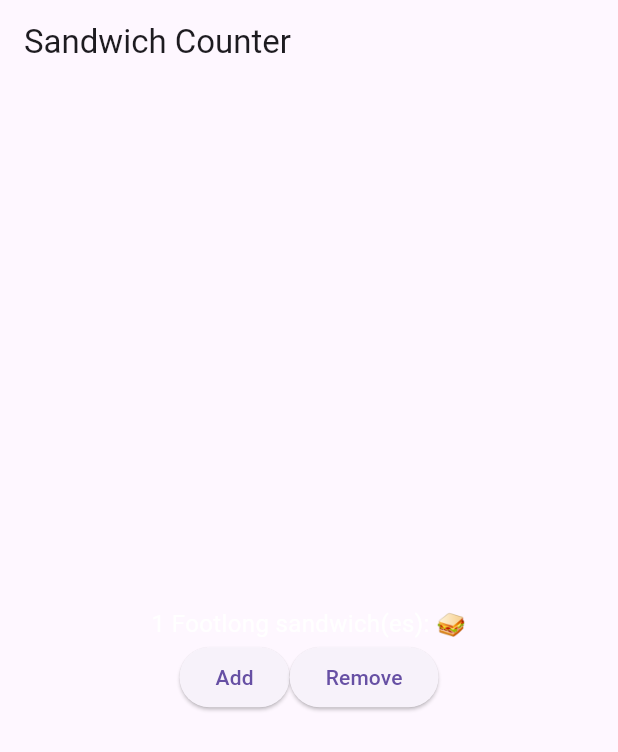
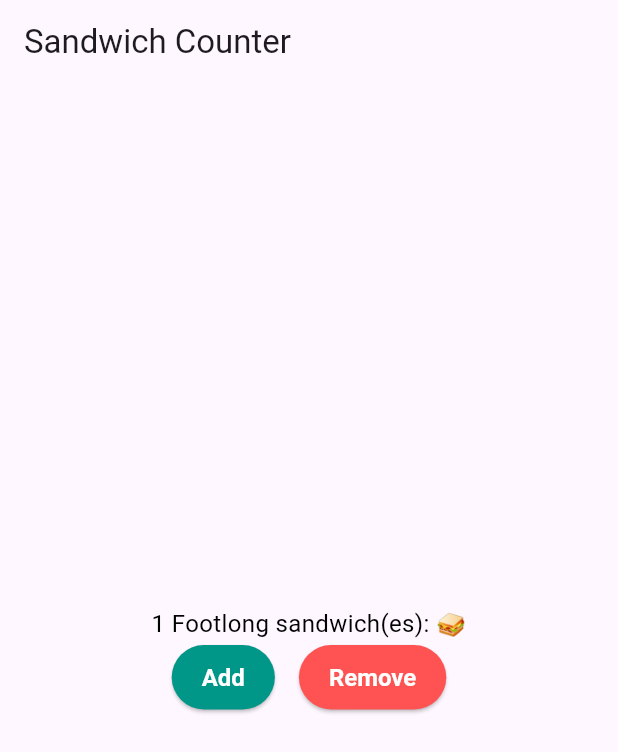
Before and after one commit to Marinos551/sandwich_shop1, a Flutter app: the screen it shows after launch, after a tap on "Add", on a phone screen of 412 x 824 dp. Shown: the top 752 px of the screen. Run offline on Flutter 3.47's test engine with Material 3 defaults, Android fonts, the phone set to English and light mode, and no system bars.

Commit message:
buttons and background colors

```diff
--- a/lib/main.dart
+++ b/lib/main.dart
@@ -50,7 +50,6 @@ class App extends StatelessWidget {
   );
 }
 
-
 class OrderScreen extends StatefulWidget {
   final int maxQuantity;
 
@@ -67,7 +66,11 @@ class _OrderScreenState extends State<OrderScreen> {
 
   void _increaseQuantity() {
     if (_quantity < widget.maxQuantity) {
-    setState(() => _quantity++);
+      setState(() {
+        _quantity++;
+        // Add this temporary line to see debugging in action
+        print('Current quantity: $_quantity');
+      });
     }
   }
 
@@ -96,10 +99,31 @@ void _decreaseQuantity() {
               children: [
                 ElevatedButton(
                   onPressed: _increaseQuantity,
+                  style: ElevatedButton.styleFrom(
+                    backgroundColor: Colors.teal,
+                    foregroundColor: Colors.white,
+                    textStyle: const TextStyle(
+                      fontSize: 16,
+                      fontWeight: FontWeight.bold,
+                    ),
+                    padding: const EdgeInsets.symmetric(
+                        horizontal: 20, vertical: 12),
+                  ),
                   child: const Text('Add'),
                 ),
+                const SizedBox(width: 16),
                 ElevatedButton(
                   onPressed: _decreaseQuantity,
+                  style: ElevatedButton.styleFrom(
+                    backgroundColor: Colors.redAccent,
+                    foregroundColor: Colors.white,
+                    textStyle: const TextStyle(
+                      fontSize: 16,
+                      fontWeight: FontWeight.bold,
+                    ),
+                    padding: const EdgeInsets.symmetric(
+                        horizontal: 20, vertical: 12),
+                  ),
                   child: const Text('Remove'),
                 ),
               ],
@@ -121,7 +145,7 @@ class OrderItemDisplay extends StatelessWidget {
   Widget build(BuildContext context) {
     return Text(
       '$quantity $itemType sandwich(es): ${'🥪' * quantity}',
-      style: const TextStyle(fontSize: 16, color: Colors.white),
+      style: const TextStyle(fontSize: 16, color: Colors.black),
       textAlign: TextAlign.center,
     );
   }
```
Lines whose indentation alone changed are shown as unchanged.
